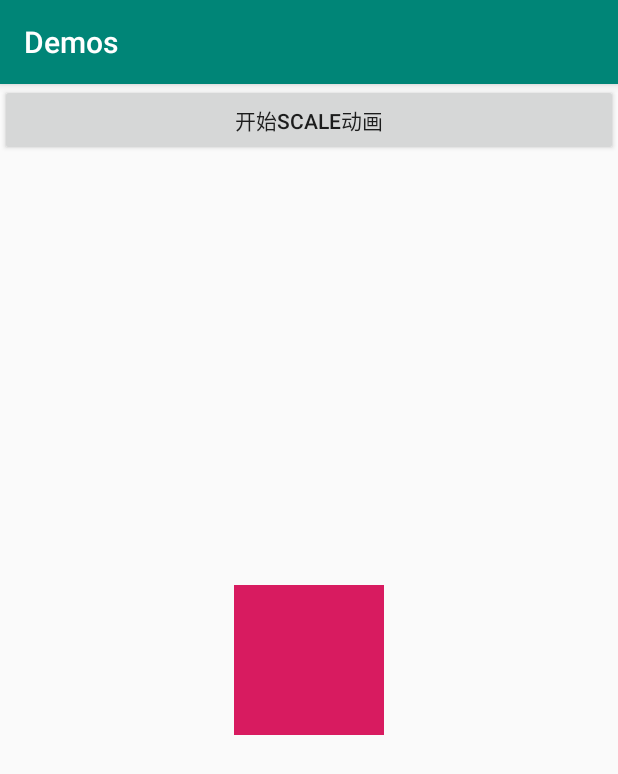
After one commit to tianxiake/Demos, an Android app: the ScaleAnimationActivity screen opened directly, with no data from a screen before it, on a phone screen of 412 x 824 dp. The commit adds this screen. Shown: the top 774 px of the screen. Run offline under Robolectric (Android 15) with nearby library versions, the phone set to English and light mode, and no system bars; our stand-ins replace ButterKnife.

Commit message:
添加四种ViewAnimation Xml方式的实现

```diff
--- a/app/src/main/AndroidManifest.xml
+++ b/app/src/main/AndroidManifest.xml
@@ -18,7 +18,11 @@
         </activity>
         <activity android:name=".activity.bottomnavigation.BottomWayOneActivity" />
         <activity android:name=".activity.ImageSwitcherActivity" />
-        <activity android:name=".activity.bottomnavigation.BottomWayTwoActivity"></activity>
+        <activity android:name=".activity.bottomnavigation.BottomWayTwoActivity" />
+        <activity android:name=".activity.viewanimation.ScaleAnimationActivity" />
+        <activity android:name=".activity.viewanimation.AlphaAnimationActivity" />
+        <activity android:name=".activity.viewanimation.RotateAnimationActivity"></activity>
+        <activity android:name=".activity.viewanimation.TranslateAnimationActivity"></activity>
     </application>
 
 </manifest>
--- /dev/null
+++ b/app/src/main/java/com/runningsnail/demos/activity/viewanimation/ScaleAnimationActivity.java
@@ -0,0 +1,59 @@
+package com.runningsnail.demos.activity.viewanimation;
+
+import android.os.Bundle;
+import android.support.v7.app.AppCompatActivity;
+import android.view.View;
+import android.view.animation.Animation;
+import android.view.animation.AnimationUtils;
+import android.widget.Button;
+import android.widget.ImageView;
+
+import com.runningsnail.demos.R;
+
+import butterknife.BindView;
+import butterknife.ButterKnife;
+
+public class ScaleAnimationActivity extends AppCompatActivity {
+
+
+    @BindView(R.id.btn_action)
+    Button button;
+
+    @BindView(R.id.iv_content)
+    ImageView imageView;
+
+    @Override
+    protected void onCreate(Bundle savedInstanceState) {
+        super.onCreate(savedInstanceState);
+        setContentView(R.layout.activity_view_animation);
+        ButterKnife.bind(this);
+
+        button.setText("开始Scale动画");
+
+        button.setOnClickListener(new View.OnClickListener() {
+            @Override
+            public void onClick(View v) {
+                Animation animation = AnimationUtils.loadAnimation(ScaleAnimationActivity.this, R.anim.anim_scale_one);
+                animation.cancel();
+                animation.setAnimationListener(new Animation.AnimationListener() {
+                    @Override
+                    public void onAnimationStart(Animation animation) {
+
+                    }
+
+                    @Override
+                    public void onAnimationEnd(Animation animation) {
+
+                    }
+
+                    @Override
+                    public void onAnimationRepeat(Animation animation) {
+
+                    }
+                });
+                imageView.startAnimation(animation);
+
+            }
+        });
+    }
+}
--- /dev/null
+++ b/app/src/main/res/anim/anim_alpha_one.xml
@@ -0,0 +1,6 @@
+<?xml version="1.0" encoding="utf-8"?>
+<alpha xmlns:android="http://schemas.android.com/apk/res/android"
+    android:fromAlpha="0"
+    android:toAlpha="1"
+    android:duration="2700"
+    />
--- /dev/null
+++ b/app/src/main/res/anim/anim_scale_one.xml
@@ -0,0 +1,12 @@
+<?xml version="1.0" encoding="utf-8"?>
+<scale xmlns:android="http://schemas.android.com/apk/res/android"
+    android:duration="1700"
+    android:fromXScale="0"
+    android:fromYScale="0"
+    android:toXScale="1"
+    android:pivotY="50%p"
+    android:pivotX="50%p"
+    android:fillAfter="true"
+    android:repeatCount="5"
+    android:repeatMode="reverse"
+    android:toYScale="1" />
--- /dev/null
+++ b/app/src/main/res/layout/activity_view_animation.xml
@@ -0,0 +1,21 @@
+<?xml version="1.0" encoding="utf-8"?>
+<RelativeLayout xmlns:android="http://schemas.android.com/apk/res/android"
+    xmlns:tools="http://schemas.android.com/tools"
+    android:layout_width="match_parent"
+    android:layout_height="match_parent"
+    android:orientation="vertical"
+    tools:context=".activity.viewanimation.ScaleAnimationActivity">
+
+    <Button
+        android:id="@+id/btn_action"
+        android:layout_width="match_parent"
+        android:layout_height="wrap_content" />
+
+    <ImageView
+        android:id="@+id/iv_content"
+        android:layout_width="100dp"
+        android:layout_height="100dp"
+        android:layout_centerInParent="true"
+        android:background="@color/colorAccent" />
+
+</RelativeLayout>
```
Also changed, not shown: app/src/main/java/com/runningsnail/demos/activity/viewanimation/AlphaAnimationActivity.java (added, +40 -0 lines), app/src/main/java/com/runningsnail/demos/activity/viewanimation/RotateAnimationActivity.java (added, +39 -0 lines), app/src/main/java/com/runningsnail/demos/activity/viewanimation/TranslateAnimationActivity.java (added, +40 -0 lines), app/src/main/res/anim/anim_rotate_one.xml (added, +8 -0 lines), app/src/main/res/anim/anim_translate_one.xml (added, +11 -0 lines), app/src/main/res/values/strings.xml (+8 -0 lines).
